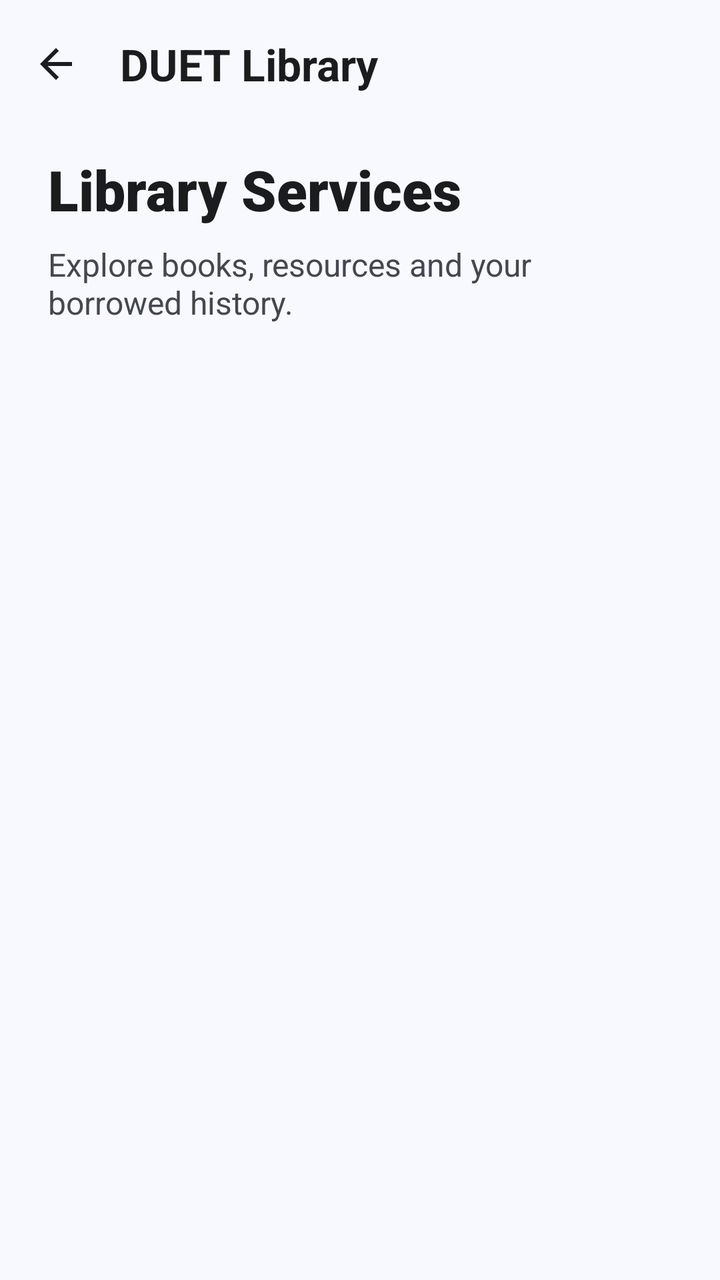
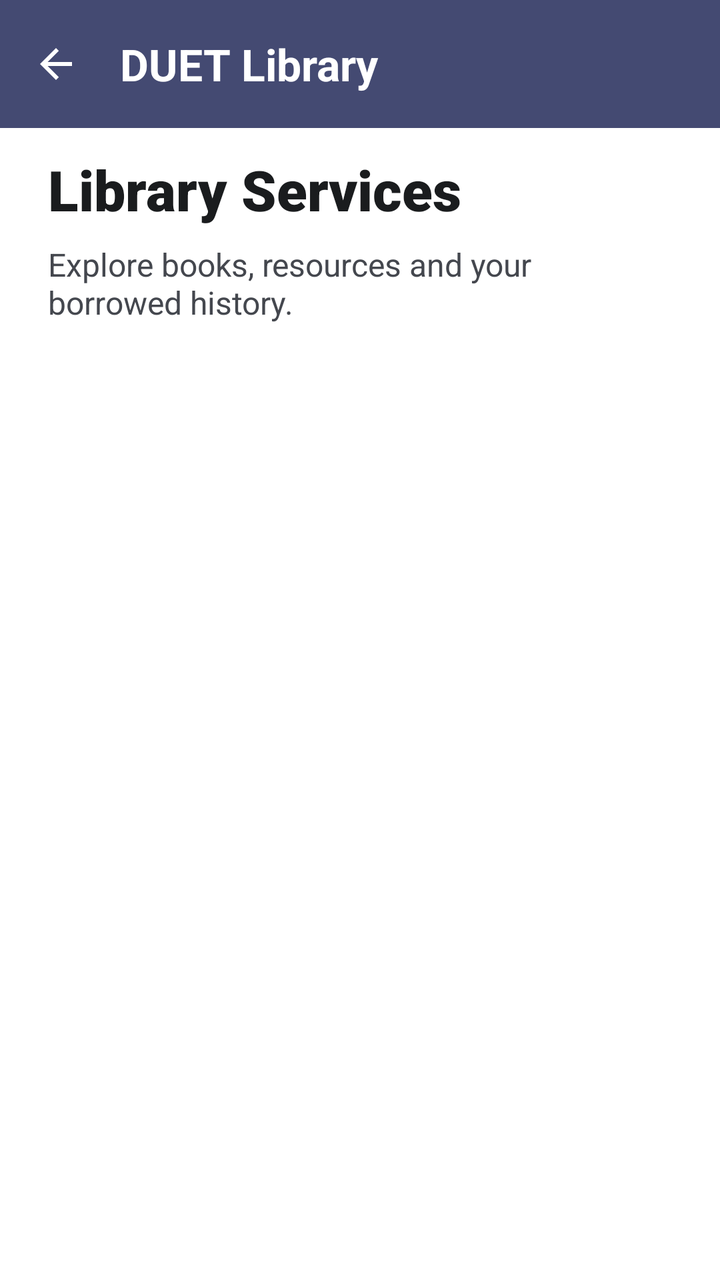

The first picture is an Android layout as it rendered before a commit; the second is the same layout after the commit. The layout source and the unified diff follow.
<!-- AndroidManifest.xml: application theme Theme.MyDUET -->
<!-- res/layout/activity_library_home.xml -->
<?xml version="1.0" encoding="utf-8"?>
<androidx.coordinatorlayout.widget.CoordinatorLayout xmlns:android="http://schemas.android.com/apk/res/android"
    xmlns:app="http://schemas.android.com/apk/res-auto"
    android:layout_width="match_parent"
    android:layout_height="match_parent"
    android:background="?android:attr/windowBackground">

    <com.google.android.material.appbar.AppBarLayout
        android:layout_width="match_parent"
        android:layout_height="wrap_content"
        android:background="@android:color/transparent"
        app:elevation="0dp">

        <com.google.android.material.appbar.MaterialToolbar
            android:id="@+id/toolbar"
            android:layout_width="match_parent"
            android:layout_height="?attr/actionBarSize"
            app:navigationIcon="@drawable/ic_back"
            app:navigationIconTint="?attr/colorOnSurface"
            app:title="DUET Library"
            app:titleTextColor="?attr/colorOnSurface"
            android:fontFamily="sans-serif-medium" />
    </com.google.android.material.appbar.AppBarLayout>

    <androidx.core.widget.NestedScrollView
        android:layout_width="match_parent"
        android:layout_height="match_parent"
        app:layout_behavior="@string/appbar_scrolling_view_behavior">

        <LinearLayout
            android:layout_width="match_parent"
            android:layout_height="wrap_content"
            android:orientation="vertical"
            android:paddingBottom="24dp">

            
            <LinearLayout
                android:layout_width="match_parent"
                android:layout_height="wrap_content"
                android:orientation="vertical"
                android:paddingHorizontal="24dp"
                android:paddingTop="12dp"
                android:paddingBottom="16dp">

                <TextView
                    android:layout_width="wrap_content"
                    android:layout_height="wrap_content"
                    android:text="Library Services"
                    android:textColor="?attr/colorOnSurface"
                    android:textSize="28sp"
                    android:textStyle="bold"
                    android:fontFamily="sans-serif-black" />

                <TextView
                    android:layout_width="wrap_content"
                    android:layout_height="wrap_content"
                    android:layout_marginTop="8dp"
                    android:text="Explore books, resources and your borrowed history."
                    android:textColor="?attr/colorOnSurfaceVariant"
                    android:textSize="16sp" />
            </LinearLayout>

            <androidx.recyclerview.widget.RecyclerView
                android:id="@+id/rvLibraryMenu"
                android:layout_width="match_parent"
                android:layout_height="wrap_content"
                android:clipToPadding="false"
                android:paddingBottom="16dp"
                android:nestedScrollingEnabled="false" />

        </LinearLayout>
    </androidx.core.widget.NestedScrollView>

</androidx.coordinatorlayout.widget.CoordinatorLayout>
<!-- resources referenced by this layout -->
<resources>
  <style name="Theme.MyDUET" parent="Base.Theme.MyDUET">
          <item name="android:windowAnimationStyle">@style/ActivityAnimation</item>
      </style>
  <style name="Base.Theme.MyDUET" parent="Theme.Material3.DayNight.NoActionBar">
          
          <item name="colorPrimary">@color/md_theme_light_primary</item>
          <item name="colorOnPrimary">@color/md_theme_light_onPrimary</item>
          <item name="colorPrimaryContainer">@color/md_theme_light_primaryContainer</item>
          <item name="colorOnPrimaryContainer">@color/md_theme_light_onPrimaryContainer</item>
  
          <item name="colorSecondary">@color/md_theme_light_secondary</item>
          <item name="colorOnSecondary">@color/md_theme_light_onSecondary</item>
          <item name="colorSecondaryContainer">@color/md_theme_light_secondaryContainer</item>
          <item name="colorOnSecondaryContainer">@color/md_theme_light_onSecondaryContainer</item>
  
          <item name="android:windowBackground">@color/md_theme_light_background</item>
          <item name="colorSurface">@color/md_theme_light_surface</item>
          <item name="colorOnSurface">@color/md_theme_light_onSurface</item>
          <item name="colorSurfaceVariant">@color/md_theme_light_surfaceVariant</item>
          <item name="colorOnSurfaceVariant">@color/md_theme_light_onSurfaceVariant</item>
          <item name="colorOutline">@color/md_theme_light_outline</item>
  
          
          <item name="android:statusBarColor">@color/md_theme_light_background</item>
          <item name="android:windowLightStatusBar">true</item>
  
          
          <item name="textAppearanceHeadlineLarge">@style/TextAppearance.MyDUET.HeadlineLarge</item>
          <item name="textAppearanceTitleLarge">@style/TextAppearance.MyDUET.TitleLarge</item>
          <item name="textAppearanceBodyLarge">@style/TextAppearance.MyDUET.BodyLarge</item>
      </style>
  <style name="ActivityAnimation" parent="@android:style/Animation.Activity">
          <item name="android:activityOpenEnterAnimation">@anim/slide_in_right</item>
          <item name="android:activityOpenExitAnimation">@anim/fade_out</item>
          <item name="android:activityCloseEnterAnimation">@anim/fade_in</item>
          <item name="android:activityCloseExitAnimation">@anim/slide_out_right</item>
      </style>
  <color name="md_theme_light_primary">#005FB0</color>
  <color name="md_theme_light_onPrimary">#FFFFFF</color>
  <color name="md_theme_light_primaryContainer">#D5E3FF</color>
  <color name="md_theme_light_onPrimaryContainer">#001C3B</color>
  <color name="md_theme_light_secondary">#565E71</color>
  <color name="md_theme_light_onSecondary">#FFFFFF</color>
  <color name="md_theme_light_secondaryContainer">#DAE2F9</color>
  <color name="md_theme_light_onSecondaryContainer">#131C2C</color>
  <color name="md_theme_light_background">#F8F9FF</color>
  <color name="md_theme_light_surface">#FFFFFF</color>
  <color name="md_theme_light_onSurface">#1A1C1E</color>
  <color name="md_theme_light_surfaceVariant">#E0E2EC</color>
  <color name="md_theme_light_onSurfaceVariant">#44474E</color>
  <color name="md_theme_light_outline">#74777F</color>
  <style name="TextAppearance.MyDUET.HeadlineLarge" parent="TextAppearance.Material3.HeadlineLarge">
          <item name="android:textStyle">bold</item>
          <item name="android:textColor">?attr/colorOnSurface</item>
      </style>
  <style name="TextAppearance.MyDUET.TitleLarge" parent="TextAppearance.Material3.TitleLarge">
          <item name="android:textStyle">bold</item>
          <item name="android:textColor">?attr/colorOnSurface</item>
      </style>
  <style name="TextAppearance.MyDUET.BodyLarge" parent="TextAppearance.Material3.BodyLarge">
          <item name="android:textColor">?attr/colorOnSurfaceVariant</item>
      </style>
  <!-- unchanged entries left out for length: 1 -->
</resources>

<!-- the commit's change to res/layout/activity_library_home.xml (unified diff, before → after) -->
@@ -8,17 +8,18 @@
     <com.google.android.material.appbar.AppBarLayout
         android:layout_width="match_parent"
         android:layout_height="wrap_content"
-        android:background="@android:color/transparent"
-        app:elevation="0dp">
+        android:background="?attr/colorPrimary"
+        app:elevation="4dp">
 
         <com.google.android.material.appbar.MaterialToolbar
+            android:background="?attr/colorPrimary"
             android:id="@+id/toolbar"
             android:layout_width="match_parent"
             android:layout_height="?attr/actionBarSize"
             app:navigationIcon="@drawable/ic_back"
-            app:navigationIconTint="?attr/colorOnSurface"
+            app:navigationIconTint="?attr/colorOnPrimary"
             app:title="DUET Library"
-            app:titleTextColor="?attr/colorOnSurface"
+            app:titleTextColor="?attr/colorOnPrimary"
             android:fontFamily="sans-serif-medium" />
     </com.google.android.material.appbar.AppBarLayout>
 
<!-- resource entries referenced after the edit -->
@@ -23,8 +23,8 @@
           <item name="colorOutline">@color/md_theme_light_outline</item>
   
           
-          <item name="android:statusBarColor">@color/md_theme_light_background</item>
-          <item name="android:windowLightStatusBar">true</item>
+          <item name="android:statusBarColor">?attr/colorPrimary</item>
+          <item name="android:windowLightStatusBar">false</item>
   
           
           <item name="textAppearanceHeadlineLarge">@style/TextAppearance.MyDUET.HeadlineLarge</item>
@@ -37,18 +37,18 @@
           <item name="android:activityCloseEnterAnimation">@anim/fade_in</item>
           <item name="android:activityCloseExitAnimation">@anim/slide_out_right</item>
       </style>
-  <color name="md_theme_light_primary">#005FB0</color>
+  <color name="md_theme_light_primary">#444A72</color>
   <color name="md_theme_light_onPrimary">#FFFFFF</color>
-  <color name="md_theme_light_primaryContainer">#D5E3FF</color>
-  <color name="md_theme_light_onPrimaryContainer">#001C3B</color>
-  <color name="md_theme_light_secondary">#565E71</color>
+  <color name="md_theme_light_primaryContainer">#DCE0EE</color>
+  <color name="md_theme_light_onPrimaryContainer">#14182B</color>
+  <color name="md_theme_light_secondary">#088BB3</color>
   <color name="md_theme_light_onSecondary">#FFFFFF</color>
-  <color name="md_theme_light_secondaryContainer">#DAE2F9</color>
-  <color name="md_theme_light_onSecondaryContainer">#131C2C</color>
-  <color name="md_theme_light_background">#F8F9FF</color>
+  <color name="md_theme_light_secondaryContainer">#D7EFF7</color>
+  <color name="md_theme_light_onSecondaryContainer">#00202C</color>
+  <color name="md_theme_light_background">#FFFFFF</color>
   <color name="md_theme_light_surface">#FFFFFF</color>
   <color name="md_theme_light_onSurface">#1A1C1E</color>
-  <color name="md_theme_light_surfaceVariant">#E0E2EC</color>
+  <color name="md_theme_light_surfaceVariant">#E2E4EE</color>
   <color name="md_theme_light_onSurfaceVariant">#44474E</color>
   <color name="md_theme_light_outline">#74777F</color>
   <style name="TextAppearance.MyDUET.HeadlineLarge" parent="TextAppearance.Material3.HeadlineLarge">
